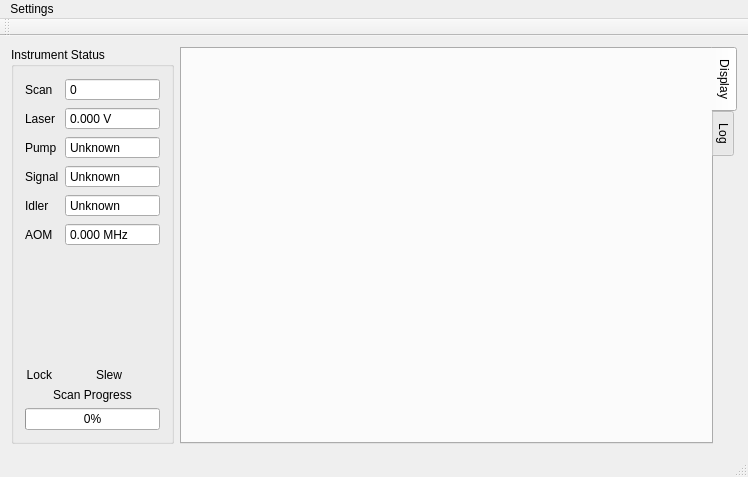
kncrabtree/nicerohms, file mainwindow.ui: the form before one commit.
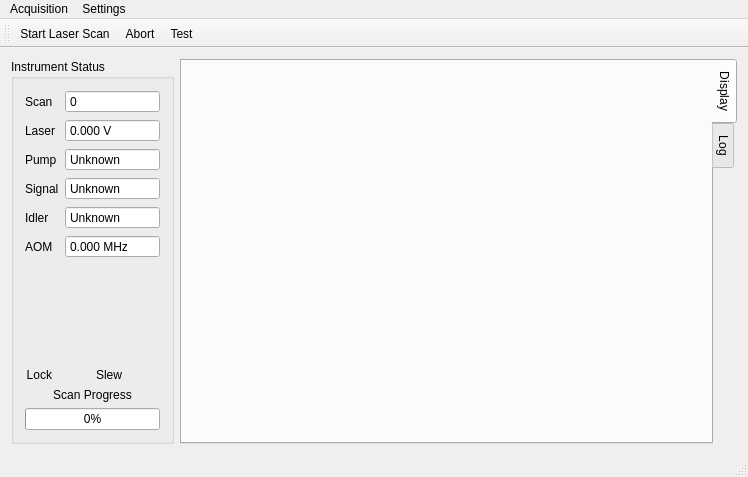
The form after the commit. Custom widgets are drawn as their Qt base class.

Commit message: Add abort functionality (slew + scan)

```diff
--- a/mainwindow.ui
+++ b/mainwindow.ui
@@ -293,6 +293,15 @@
     <addaction name="actionCommunication"/>
     <addaction name="actionTest"/>
    </widget>
+   <widget class="QMenu" name="menuAcquisition">
+    <property name="title">
+     <string>Acquisition</string>
+    </property>
+    <addaction name="actionStart_Laser_Scan"/>
+    <addaction name="separator"/>
+    <addaction name="actionAbort"/>
+   </widget>
+   <addaction name="menuAcquisition"/>
    <addaction name="menuSettings"/>
   </widget>
   <widget class="QToolBar" name="mainToolBar">
@@ -302,6 +311,9 @@
    <attribute name="toolBarBreak">
     <bool>false</bool>
    </attribute>
+   <addaction name="actionStart_Laser_Scan"/>
+   <addaction name="actionAbort"/>
+   <addaction name="actionTest"/>
   </widget>
   <widget class="QStatusBar" name="statusBar"/>
   <action name="actionCommunication">
@@ -317,6 +329,16 @@
     <string>Test</string>
    </property>
   </action>
+  <action name="actionStart_Laser_Scan">
+   <property name="text">
+    <string>Start Laser Scan</string>
+   </property>
+  </action>
+  <action name="actionAbort">
+   <property name="text">
+    <string>Abort</string>
+   </property>
+  </action>
  </widget>
  <layoutdefault spacing="6" margin="11"/>
  <customwidgets>
```
Left out of the diff: 1 changed line with no effect on the pictures. The commit also changes 5 other files.
